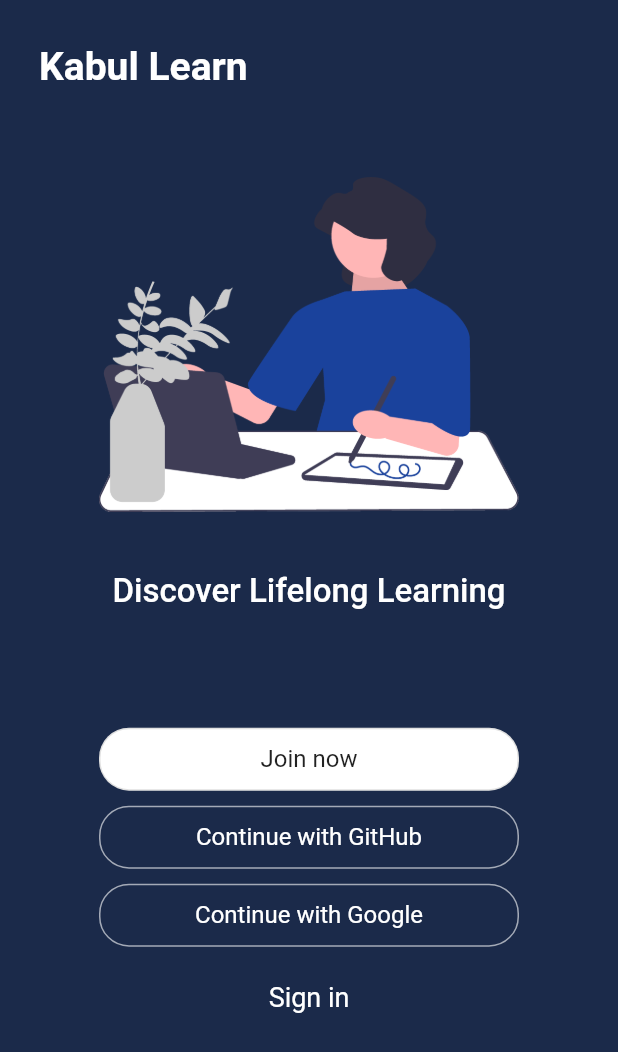
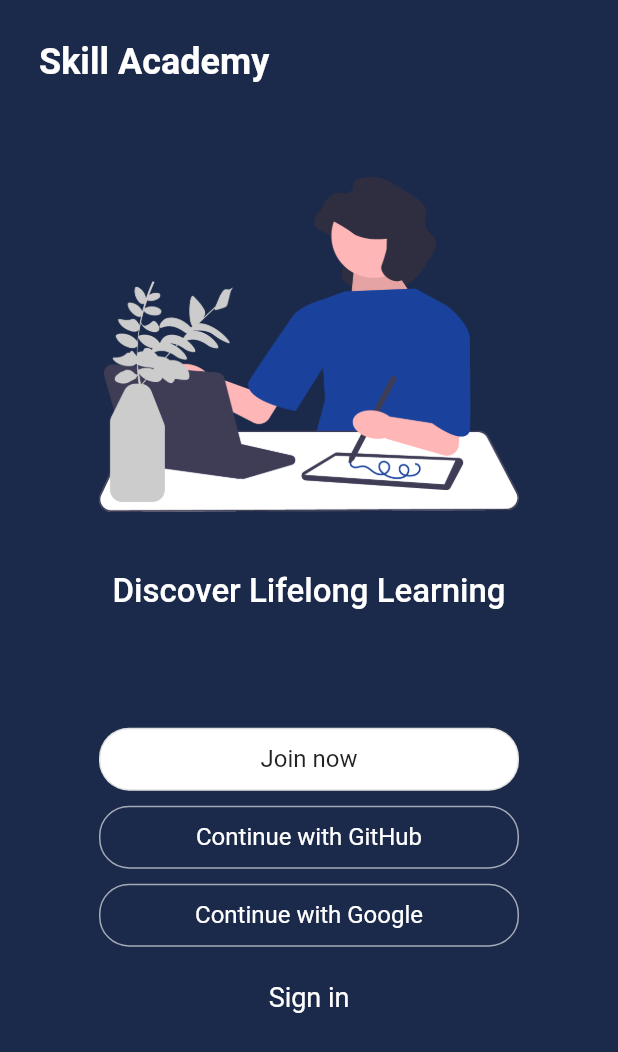
Before and after one commit to realstoman/flutter_login_register_ui, a Flutter app: the screen it shows after launch, on a phone screen of 412 x 824 dp. Shown: the top 1052 px of the screen. Run offline on Flutter 3.47's test engine with Material 2 defaults, Android fonts, the phone set to English and light mode, and no system bars; Roboto replaces fonts that are missing (Arial).

Commit message:
App title update

```diff
--- a/lib/screens/home_screen.dart
+++ b/lib/screens/home_screen.dart
@@ -22,11 +22,11 @@ class _HomeScreenState extends State<HomeScreen> {
           title: const Padding(
             padding: EdgeInsets.only(
               left: 10.0,
-              top: 33.0,
+              top: 27.0,
             ),
-            child: Text('Kabul Learn',
+            child: Text('Skill Academy',
                 style: TextStyle(
-                  fontSize: 26.0,
+                  fontSize: 24.0,
                   fontFamily: 'Arial',
                   fontWeight: FontWeight.bold,
                 )),
```
